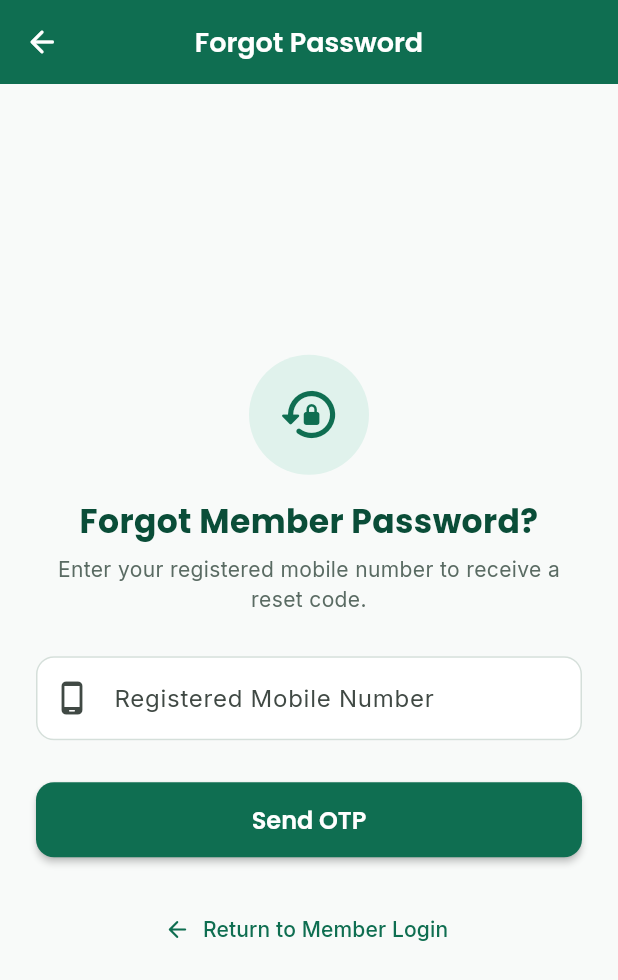
After one commit to tejaspatel2255/agbs-family-registry, a Flutter app: the MemberForgotPasswordScreen screen opened by its route, on a phone screen of 412 x 824 dp. The commit adds this screen. Shown: the top 980 px of the screen. Run offline on Flutter 3.47's test engine with Material 3 defaults, Android fonts, the phone set to English and light mode, and no system bars; our stand-ins replace cached_network_image, flutter_riverpod, go_router, google_fonts, image_picker, supabase_flutter; accounts and stored records are empty; statements that could not run were skipped.

Commit message:
feat: Implement Member Forgot Password flow with Brevo SMS OTP, single-use reset token, and password validation

```diff
--- a/lib/core/router/app_router.dart
+++ b/lib/core/router/app_router.dart
@@ -5,6 +5,7 @@ import '../../features/welcome/welcome_screen.dart';
 import '../../features/auth/screens/admin_login_screen.dart';
 import '../../features/auth/screens/member_login_screen.dart';
 import '../../features/auth/screens/member_signup_screen.dart';
+import '../../features/auth/screens/member_forgot_password_screen.dart';
 import '../../features/dashboard/admin_dashboard_screen.dart';
 import '../../features/dashboard/member_dashboard_screen.dart';
 import '../../features/family/screens/family_form_screen.dart';
@@ -33,6 +34,10 @@ final GoRouter appRouter = GoRouter(
       builder: (context, state) => const MemberSignUpScreen(),
     ),
     GoRoute(
+      path: '/member-forgot-password',
+      builder: (context, state) => const MemberForgotPasswordScreen(),
+    ),
+    GoRoute(
       path: '/admin-dashboard',
       builder: (context, state) => const AdminDashboardScreen(),
     ),
--- /dev/null
+++ b/lib/features/auth/screens/member_forgot_password_screen.dart
@@ -0,0 +1,537 @@
+import 'dart:async';
+import 'package:flutter/material.dart';
+import 'package:flutter_riverpod/flutter_riverpod.dart';
+import 'package:go_router/go_router.dart';
+import 'package:google_fonts/google_fonts.dart';
+import '../../../core/theme/app_colors.dart';
+import '../providers/auth_provider.dart';
+
+class MemberForgotPasswordScreen extends ConsumerStatefulWidget {
+  const MemberForgotPasswordScreen({super.key});
+
+  @override
+  ConsumerState<MemberForgotPasswordScreen> createState() => _MemberForgotPasswordScreenState();
+}
+
+class _MemberForgotPasswordScreenState extends ConsumerState<MemberForgotPasswordScreen> {
+  final _mobileFormKey = GlobalKey<FormState>();
+  final _otpFormKey = GlobalKey<FormState>();
+  final _passwordFormKey = GlobalKey<FormState>();
+
+  final _mobileController = TextEditingController();
+  final _otpController = TextEditingController();
+  final _newPasswordController = TextEditingController();
+  final _confirmPasswordController = TextEditingController();
+
+  int _currentStep = 1; // 1: Mobile, 2: OTP, 3: New Password
+  String? _resetToken;
+  bool _obscureNewPassword = true;
+  bool _obscureConfirmPassword = true;
+
+  int _cooldownSeconds = 0;
+  Timer? _cooldownTimer;
+
+  @override
+  void dispose() {
+    _mobileController.dispose();
+    _otpController.dispose();
+    _newPasswordController.dispose();
+    _confirmPasswordController.dispose();
+    _cooldownTimer?.cancel();
+    super.dispose();
+  }
+
+  void _startCooldownTimer() {
+    setState(() => _cooldownSeconds = 60);
+    _cooldownTimer?.cancel();
+    _cooldownTimer = Timer.periodic(const Duration(seconds: 1), (timer) {
+      if (_cooldownSeconds > 0) {
+        setState(() => _cooldownSeconds--);
+      } else {
+        _cooldownTimer?.cancel();
+      }
+    });
+  }
+
+  Future<void> _handleSendOtp() async {
+    if (!_mobileFormKey.currentState!.validate()) return;
+
+    final mobile = _mobileController.text.trim();
+    final res = await ref.read(authStateProvider.notifier).sendOtp(
+          mobile,
+          purpose: 'reset_password',
+        );
+
+    if (res['success'] == true && mounted) {
+      setState(() => _currentStep = 2);
+      _startCooldownTimer();
+
+      ScaffoldMessenger.of(context).showSnackBar(
+        SnackBar(
+          content: Text(res['message'] ?? 'Password reset OTP sent to $mobile'),
+          backgroundColor: AppColors.success,
+          duration: const Duration(seconds: 10),
+        ),
+      );
+    }
+  }
+
+  Future<void> _handleVerifyOtp() async {
+    if (!_otpFormKey.currentState!.validate()) return;
+
+    final mobile = _mobileController.text.trim();
+    final otp = _otpController.text.trim();
+
+    final token = await ref.read(authStateProvider.notifier).verifyPasswordResetOtp(
+          mobile: mobile,
+          otp: otp,
+        );
+
+    if (token != null && mounted) {
+      setState(() {
+        _resetToken = token;
+        _currentStep = 3;
+      });
+
+      ScaffoldMessenger.of(context).showSnackBar(
+        const SnackBar(
+          content: Text('OTP Verified! Please enter your new password.'),
+          backgroundColor: AppColors.success,
+        ),
+      );
+    }
+  }
+
+  Future<void> _handleResetPassword() async {
+    if (!_passwordFormKey.currentState!.validate()) return;
+
+    final mobile = _mobileController.text.trim();
+    final newPassword = _newPasswordController.text.trim();
+
+    final success = await ref.read(authStateProvider.notifier).resetAdminPassword(
+          mobile: mobile,
+          resetToken: _resetToken!,
+          newPassword: newPassword,
+        );
+
+    if (success && mounted) {
+      ScaffoldMessenger.of(context).showSnackBar(
+        const SnackBar(
+          content: Text('Password updated successfully! Please log in with your new password.'),
+          backgroundColor: AppColors.success,
+          duration: Duration(seconds: 4),
+        ),
+      );
+      context.go('/member-login');
+    }
+  }
+
+  void _restartFlow() {
+    setState(() {
+      _currentStep = 1;
+      _resetToken = null;
+      _otpController.clear();
+      _newPasswordController.clear();
+      _confirmPasswordController.clear();
+    });
+  }
+
+  bool _hasMinLength(String p) => p.length >= 8;
+  bool _hasLetter(String p) => RegExp(r'[a-zA-Z]').hasMatch(p);
+  bool _hasDigit(String p) => RegExp(r'[0-9]').hasMatch(p);
+
+  bool get _isPasswordValid {
+    final p = _newPasswordController.text.trim();
+    final c = _confirmPasswordController.text.trim();
+    return _hasMinLength(p) && _hasLetter(p) && _hasDigit(p) && p == c && c.isNotEmpty;
+  }
+
+  @override
+  Widget build(BuildContext context) {
+    final authState = ref.watch(authStateProvider);
+
+    return Scaffold(
+      appBar: AppBar(
+        title: Text(
+          _currentStep == 1
+              ? 'Forgot Password'
+              : _currentStep == 2
+                  ? 'Verify Reset OTP'
+                  : 'Set New Password',
+        ),
+        leading: IconButton(
+          icon: const Icon(Icons.arrow_back_rounded),
+          onPressed: () {
+            if (_currentStep > 1) {
+              setState(() => _currentStep--);
+            } else {
+              context.pop();
+            }
+          },
+        ),
+      ),
+      body: SafeArea(
+        child: Center(
+          child: SingleChildScrollView(
+            padding: const EdgeInsets.all(24.0),
+            child: Column(
+              mainAxisAlignment: MainAxisAlignment.center,
+              crossAxisAlignment: CrossAxisAlignment.stretch,
+              children: [
+                // Header Icon
+                Center(
+                  child: Container(
+                    width: 80,
+                    height: 80,
+                    decoration: const BoxDecoration(
+                      color: AppColors.primaryContainer,
+                      shape: BoxShape.circle,
+                    ),
+                    child: Icon(
+                      _currentStep == 1
+                          ? Icons.lock_reset_rounded
+                          : _currentStep == 2
+                              ? Icons.mark_email_read_rounded
+                              : Icons.key_rounded,
+                      size: 42,
+                      color: AppColors.primary,
+                    ),
+                  ),
+                ),
+                const SizedBox(height: 16),
+
+                Text(
+                  _currentStep == 1
+                      ? 'Forgot Member Password?'
+                      : _currentStep == 2
+                          ? 'Enter 6-Digit OTP'
+                          : 'Create New Password',
+                  textAlign: TextAlign.center,
+                  style: GoogleFonts.poppins(
+                    fontSize: 22,
+                    fontWeight: FontWeight.bold,
+                    color: AppColors.primaryDark,
+                  ),
+                ),
+
+                const SizedBox(height: 6),
+
+                Text(
+                  _currentStep == 1
+                      ? 'Enter your registered mobile number to receive a reset code.'
+                      : _currentStep == 2
+                          ? 'Enter the verification code sent to +91 ${_mobileController.text}'
+                          : 'Your new password must be at least 8 characters with a letter and a number.',
+                  textAlign: TextAlign.center,
+                  style: GoogleFonts.inter(
+                    fontSize: 14,
+                    color: AppColors.textSecondary,
+                  ),
+                ),
+
+                const SizedBox(height: 28),
+
+                if (authState.errorMessage != null) ...[
+                  Container(
+                    padding: const EdgeInsets.all(12),
+                    margin: const EdgeInsets.only(bottom: 20),
+                    decoration: BoxDecoration(
+                      color: AppColors.error.withOpacity(0.1),
+                      borderRadius: BorderRadius.circular(10),
+                      border: Border.all(color: AppColors.error.withOpacity(0.3)),
+                    ),
+                    child: Column(
+                      children: [
+                        Text(
+                          authState.errorMessage!,
+                          style: const TextStyle(color: AppColors.error, fontSize: 13),
+                          textAlign: TextAlign.center,
+                        ),
+                        if (_currentStep == 3) ...[
+                          const SizedBox(height: 8),
+                          TextButton.icon(
+                            onPressed: _restartFlow,
+                            icon: const Icon(Icons.refresh_rounded, size: 16, color: AppColors.error),
+                            label: const Text(
+                              'Restart Reset Request',
+                              style: TextStyle(color: AppColors.error, fontSize: 12, fontWeight: FontWeight.bold),
+                            ),
+                          ),
+                        ],
+                      ],
+                    ),
+                  ),
+                ],
+
+                // STEP 1: Enter Mobile Number
+                if (_currentStep == 1) ...[
+                  Form(
+                    key: _mobileFormKey,
+                    child: Column(
+                      crossAxisAlignment: CrossAxisAlignment.stretch,
+                      children: [
+                        TextFormField(
+                          controller: _mobileController,
+                          keyboardType: TextInputType.phone,
+                          maxLength: 10,
+                          decoration: const InputDecoration(
+                            labelText: 'Registered Mobile Number',
+                            hintText: 'Enter 10-digit mobile number',
+                            prefixIcon: Icon(Icons.phone_android_rounded),
+                            counterText: '',
+                          ),
+                          validator: (val) {
+                            if (val == null || val.trim().length != 10) {
+                              return 'Please enter a valid 10-digit mobile number';
+                            }
+                            return null;
+                          },
+                        ),
+                        const SizedBox(height: 28),
+                        ElevatedButton(
+                          onPressed: authState.isLoading ? null : _handleSendOtp,
+                          style: ElevatedButton.styleFrom(
+                            backgroundColor: AppColors.primary,
+                          ),
+                          child: authState.isLoading
+                              ? const SizedBox(
+                                  width: 24,
+                                  height: 24,
+                                  child: CircularProgressIndicator(
+                                    color: Colors.white,
+                                    strokeWidth: 2.5,
+                                  ),
+                                )
+                              : const Text('Send OTP'),
+                        ),
+                      ],
+                    ),
+                  ),
+                ],
+
+                // STEP 2: Enter 6-Digit OTP
+                if (_currentStep == 2) ...[
+                  Form(
+                    key: _otpFormKey,
+                    child: Column(
+                      crossAxisAlignment: CrossAxisAlignment.stretch,
+                      children: [
+                        TextFormField(
+                          controller: _otpController,
+                          keyboardType: TextInputType.number,
+                          maxLength: 6,
+                          textAlign: TextAlign.center,
+                          style: GoogleFonts.poppins(
+                            fontSize: 22,
+                            letterSpacing: 8,
+                            fontWeight: FontWeight.bold,
+                          ),
+                          decoration: const InputDecoration(
+                            labelText: '6-Digit Verification Code',
+                            hintText: '______',
+                            prefixIcon: Icon(Icons.security_rounded),
+                            counterText: '',
+                          ),
+                          validator: (val) {
+                            if (val == null || val.trim().length != 6) {
+                              return 'Please enter the 6-digit OTP code';
+                            }
+                            return null;
+                          },
+                        ),
+                        const SizedBox(height: 24),
+                        ElevatedButton(
+                          onPressed: authState.isLoading ? null : _handleVerifyOtp,
+                          style: ElevatedButton.styleFrom(
+                            backgroundColor: AppColors.primary,
+                          ),
+                          child: authState.isLoading
+                              ? const SizedBox(
+                                  width: 24,
+                                  height: 24,
+                                  child: CircularProgressIndicator(
+                                    color: Colors.white,
+                                    strokeWidth: 2.5,
+                                  ),
+                                )
+                              : const Text('Verify OTP'),
+                        ),
+                        const SizedBox(height: 20),
+                        Center(
+                          child: _cooldownSeconds > 0
+                              ? Text(
+                                  'Resend OTP in ${_cooldownSeconds}s',
+                                  style: GoogleFonts.inter(
+                                    color: AppColors.textMuted,
+                                    fontWeight: FontWeight.w500,
+                                  ),
+                                )
+                              : TextButton.icon(
+                                  onPressed: authState.isLoading ? null : _handleSendOtp,
+                                  icon: const Icon(Icons.refresh_rounded, size: 18),
+                                  label: const Text('Resend OTP'),
+                                ),
+                        ),
+                      ],
+                    ),
+                  ),
+                ],
+
+                // STEP 3: Enter New Password & Retype Password
+                if (_currentStep == 3) ...[
+                  Form(
+                    key: _passwordFormKey,
+                    child: Column(
+                      crossAxisAlignment: CrossAxisAlignment.stretch,
+                      children: [
+                        // New Password
+                        TextFormField(
+                          controller: _newPasswordController,
+                          obscureText: _obscureNewPassword,
+                          onChanged: (_) => setState(() {}),
+                          decoration: InputDecoration(
+                            labelText: 'New Password',
+                            hintText: 'Minimum 8 characters',
+                            prefixIcon: const Icon(Icons.lock_outline_rounded),
+                            suffixIcon: IconButton(
+                              icon: Icon(
+                                _obscureNewPassword ? Icons.visibility_off : Icons.visibility,
+                              ),
+                              onPressed: () {
+                                setState(() => _obscureNewPassword = !_obscureNewPassword);
+                              },
+                            ),
+                          ),
+                        ),
+                        const SizedBox(height: 16),
+
+                        // Retype New Password
+                        TextFormField(
+                          controller: _confirmPasswordController,
+                          obscureText: _obscureConfirmPassword,
+                          onChanged: (_) => setState(() {}),
+                          decoration: InputDecoration(
+                            labelText: 'Retype Password',
+                            hintText: 'Retype your new password',
+                            prefixIcon: const Icon(Icons.lock_reset_rounded),
+                            suffixIcon: IconButton(
+                              icon: Icon(
+                                _obscureConfirmPassword ? Icons.visibility_off : Icons.visibility,
+                              ),
+                              onPressed: () {
+                                setState(() => _obscureConfirmPassword = !_obscureConfirmPassword);
+                              },
+                            ),
+                          ),
+                        ),
+
+                        const SizedBox(height: 16),
+
+                        // Password rules indicator
+                        Container(
+                          padding: const EdgeInsets.all(12),
+                          decoration: BoxDecoration(
+                            color: AppColors.background,
+                            borderRadius: BorderRadius.circular(10),
+                            border: Border.all(color: AppColors.border),
+                          ),
+                          child: Column(
+                            crossAxisAlignment: CrossAxisAlignment.start,
+                            children: [
+                              Text(
+                                'Password Requirements:',
+                                style: GoogleFonts.inter(
+                                  fontSize: 12,
+                                  fontWeight: FontWeight.bold,
+                                  color: AppColors.textPrimary,
+                                ),
+                              ),
+                              const SizedBox(height: 6),
+                              _buildRuleItem(
+                                'At least 8 characters long',
+                                _hasMinLength(_newPasswordController.text),
+                              ),
+                              _buildRuleItem(
+                                'Contains at least one letter (A-Z, a-z)',
+                                _hasLetter(_newPasswordController.text),
+                              ),
+                              _buildRuleItem(
+                                'Contains at least one number (0-9)',
+                                _hasDigit(_newPasswordController.text),
+                              ),
+                              _buildRuleItem(
+                                'Both fields must match',
+                                _newPasswordController.text.isNotEmpty &&
+                                    _newPasswordController.text == _confirmPasswordController.text,
+                              ),
+                            ],
+                          ),
+                        ),
+
+                        const SizedBox(height: 28),
+
+                        ElevatedButton(
+                          onPressed: (_isPasswordValid && !authState.isLoading)
+                              ? _handleResetPassword
+                              : null,
+                          style: ElevatedButton.styleFrom(
+                            backgroundColor: AppColors.primary,
+                          ),
+                          child: authState.isLoading
+                              ? const SizedBox(
+                                  width: 24,
+                                  height: 24,
+                                  child: CircularProgressIndicator(
+                                    color: Colors.white,
+                                    strokeWidth: 2.5,
+                                  ),
+                                )
+                              : const Text('Save'),
+                        ),
+                      ],
+                    ),
+                  ),
+                ],
+
+                const SizedBox(height: 24),
+
+                Center(
+                  child: TextButton.icon(
+                    onPressed: () => context.go('/member-login'),
+                    icon: const Icon(Icons.arrow_back_rounded, size: 18),
+                    label: const Text('Return to Member Login'),
+                  ),
+                ),
+              ],
+            ),
+          ),
+        ),
+      ),
+    );
+  }
+
+  Widget _buildRuleItem(String text, bool isMet) {
+    return Padding(
+      padding: const EdgeInsets.symmetric(vertical: 2.0),
+      child: Row(
+        children: [
+          Icon(
+            isMet ? Icons.check_circle_rounded : Icons.radio_button_unchecked_rounded,
+            size: 16,
+            color: isMet ? AppColors.success : AppColors.textMuted,
+          ),
+          const SizedBox(width: 8),
+          Expanded(
+            child: Text(
+              text,
+              style: GoogleFonts.inter(
+                fontSize: 12,
+                color: isMet ? AppColors.textPrimary : AppColors.textMuted,
+              ),
+            ),
+          ),
+        ],
+      ),
+    );
+  }
+}
--- a/lib/features/auth/screens/member_login_screen.dart
+++ b/lib/features/auth/screens/member_login_screen.dart
@@ -180,7 +180,24 @@ class _MemberLoginScreenState extends ConsumerState<MemberLoginScreen> {
                         : const Text('Member Sign In'),
                   ),
 
-                  const SizedBox(height: 20),
+                  const SizedBox(height: 14),
+
+                  Center(
+                    child: TextButton(
+                      onPressed: () {
+                        context.push('/member-forgot-password');
+                      },
+                      child: Text(
+                        'Forgot Password?',
+                        style: GoogleFonts.inter(
+                          color: AppColors.primary,
+                          fontWeight: FontWeight.w600,
+                        ),
+                      ),
+                    ),
+                  ),
+
+                  const SizedBox(height: 14),
 
                   Row(
                     mainAxisAlignment: MainAxisAlignment.center,
```
